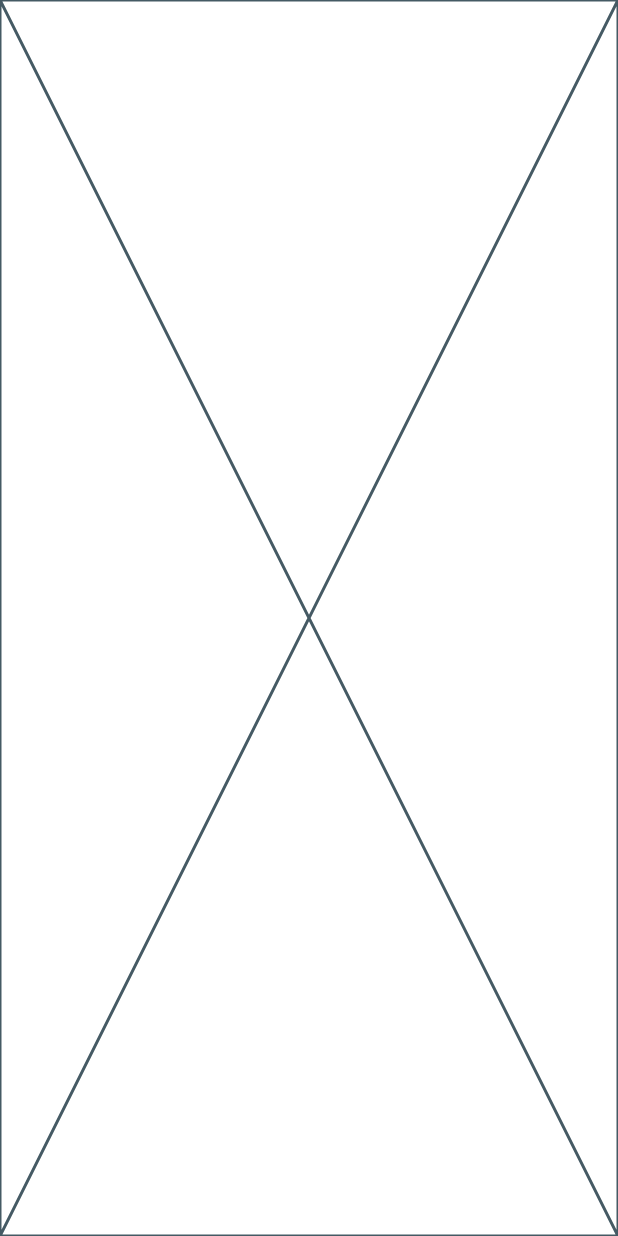
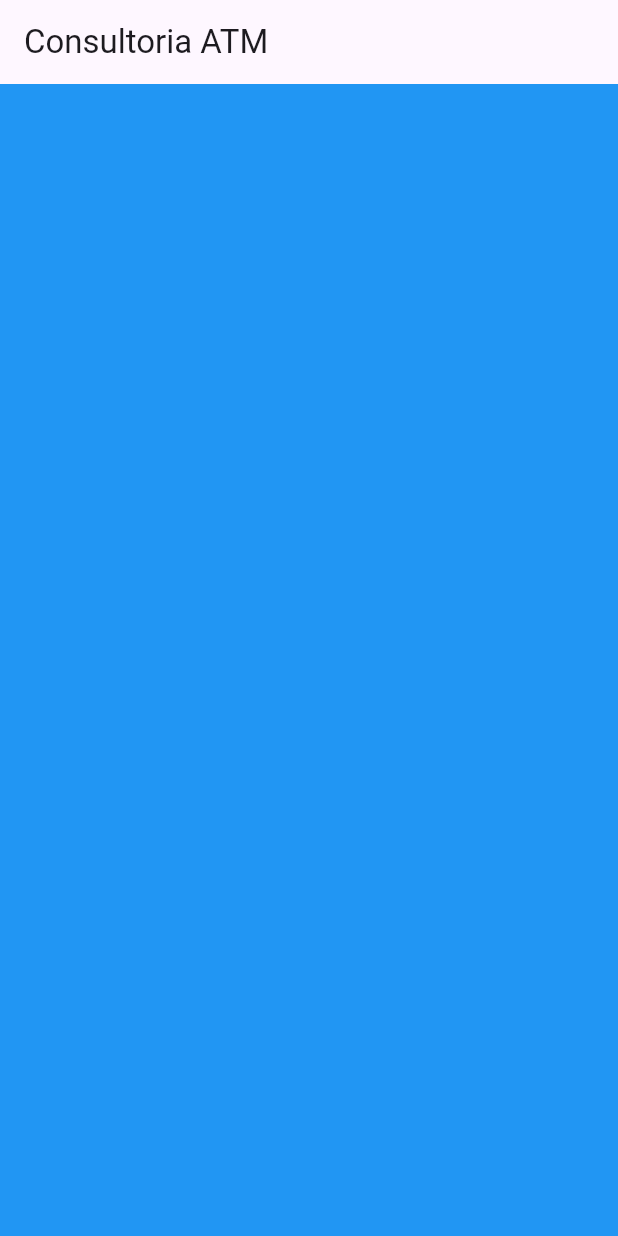
Before and after one commit to carlosaavilez/ATM_Consultoria, a Flutter app: the screen it shows after launch, on a phone screen of 412 x 824 dp. Run offline on Flutter 3.47's test engine with Material 3 defaults, Android fonts, the phone set to English and light mode, and no system bars.

Commit message:
Atualização1

```diff
--- a/lib/views/home.dart
+++ b/lib/views/home.dart
@@ -10,6 +10,12 @@ class HomeAtm extends StatefulWidget {
 class _HomeAtmState extends State<HomeAtm> {
   @override
   Widget build(BuildContext context) {
-    return const Placeholder();
+    return Scaffold(
+      backgroundColor: Colors.blue,
+      appBar: AppBar(
+        title: Text("Consultoria ATM"),
+
+      )
+    );
   }
 }
```
Also changed, not shown: imagens/cliente1.png (added), imagens/cliente2.png (added), imagens/detalhe_cliente.png (added), imagens/detalhe_contato.png (added), imagens/detalhe_empresa.png (added), imagens/detalhe_servico.png (added), imagens/logo.png (added), imagens/menu_cliente.png (added), imagens/menu_contato.png (added), imagens/menu_empresa.png (added), imagens/menu_servico.png (added).
